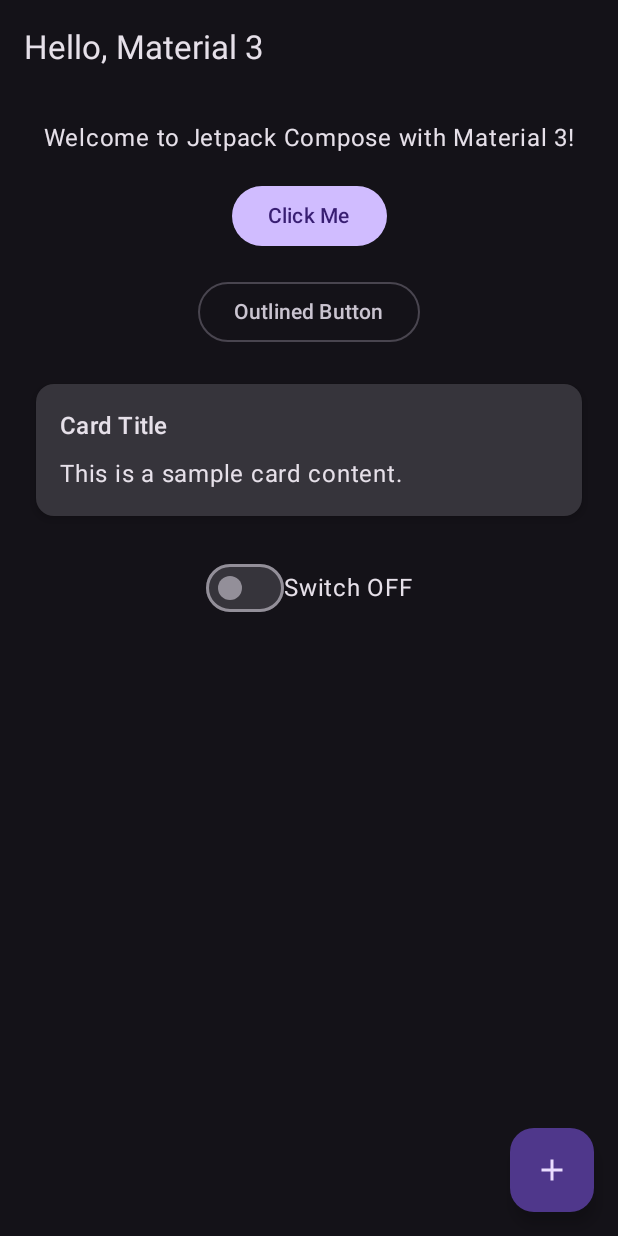
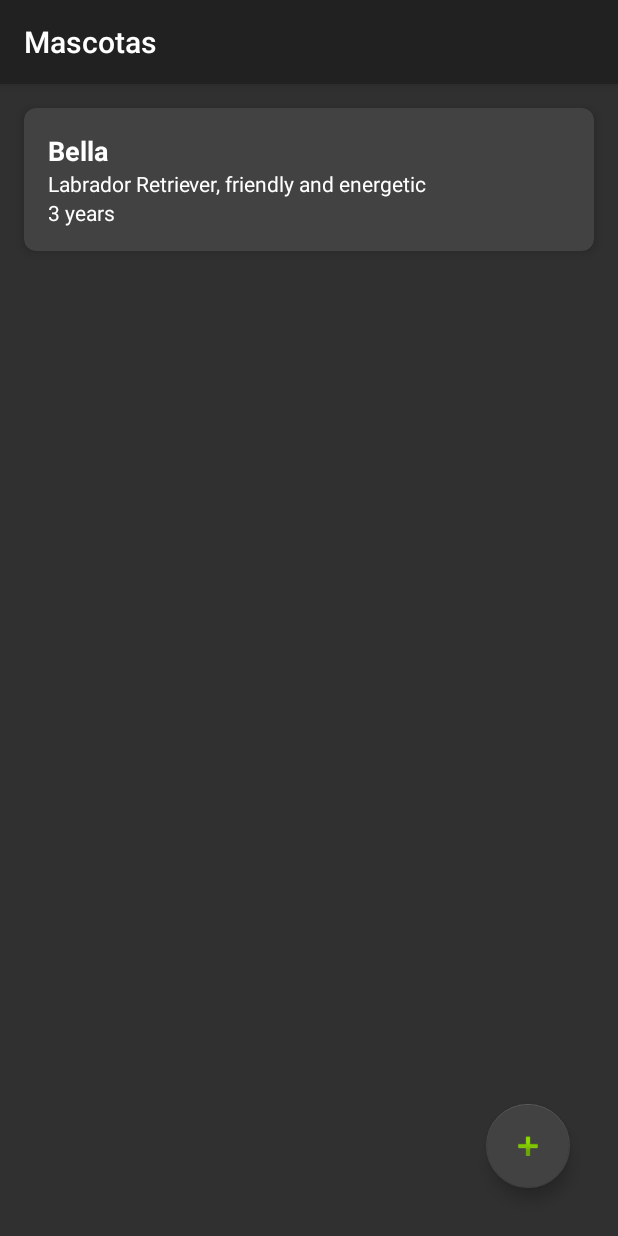
Before and after one commit to gaspardip/electiva-general, an Android app built with Jetpack Compose: the screen it shows after launch (MainActivity), on a phone screen of 412 x 824 dp. Run offline under Robolectric (Android 15) with nearby library versions, the phone set to English and light mode, and no system bars.

Commit message:
Initial commit by Ariel

```diff
--- a/app/build.gradle.kts
+++ b/app/build.gradle.kts
@@ -36,11 +36,15 @@ android {
     }
     buildFeatures {
         compose = true
+        viewBinding = true
     }
 }
 
 dependencies {
 
+    implementation(libs.androidx.recyclerview)
+    implementation(libs.androidx.cardview)
+    implementation(libs.material)
     val composeBom = platform(libs.androidx.compose.bom)
     implementation(composeBom)
     androidTestImplementation(composeBom)
--- /dev/null
+++ b/app/src/main/java/com/um/mascotas/model/PetModel.kt
@@ -0,0 +1,8 @@
+package com.um.mascotas.model
+
+data class PetModel (
+    val name: String,
+    val description: String,
+    val age: String,
+    val giverId: String
+)
--- /dev/null
+++ b/app/src/main/java/com/um/mascotas/model/PetProvider.kt
@@ -0,0 +1,24 @@
+package com.um.mascotas.model
+
+class PetProvider {
+    companion object {
+        val pets = listOf<PetModel>(
+            PetModel("Bella", "Labrador Retriever, friendly and energetic", "3 years", "giver123"),
+            PetModel("Max", "German Shepherd, loyal and protective", "5 years", "giver124"),
+            PetModel("Charlie", "Beagle, curious and playful", "2 years", "giver125"),
+            PetModel("Lucy", "Bulldog, calm and affectionate", "4 years", "giver126"),
+            PetModel("Molly", "Poodle, intelligent and friendly", "1 year", "giver127"),
+            PetModel("Buddy", "Golden Retriever, gentle and loving", "6 years", "giver128"),
+            PetModel("Daisy", "Boxer, energetic and playful", "3 years", "giver129"),
+            PetModel("Lola", "Siberian Husky, active and friendly", "2 years", "giver130"),
+            PetModel("Sophie", "Shih Tzu, affectionate and alert", "4 years", "giver131"),
+            PetModel("Chloe", "Cocker Spaniel, gentle and loving", "5 years", "giver132")
+        );
+
+        fun getRandomPet(): PetModel {
+            val positionToReturn: Int = (0..9).random();
+
+            return pets[positionToReturn];
+        }
+    }
+}
--- a/app/src/main/java/com/um/mascotas/MainActivity.kt
+++ b/app/src/main/java/com/um/mascotas/view/MainActivity.kt
@@ -1,8 +1,11 @@
-package com.um.mascotas
+package com.um.mascotas.view
 
+import android.app.Activity
+import android.content.Intent
 import android.os.Bundle
-import androidx.activity.ComponentActivity
-import androidx.activity.compose.setContent
+import androidx.activity.result.contract.ActivityResultContracts
+import androidx.activity.viewModels
+import androidx.appcompat.app.AppCompatActivity
 import androidx.compose.foundation.layout.Arrangement
 import androidx.compose.foundation.layout.Column
 import androidx.compose.foundation.layout.Row
@@ -18,17 +21,58 @@ import androidx.compose.ui.Alignment
 import androidx.compose.ui.tooling.preview.Preview
 import androidx.compose.ui.Modifier
 import androidx.compose.ui.unit.dp
+import androidx.lifecycle.Observer
+import androidx.recyclerview.widget.LinearLayoutManager
+import androidx.recyclerview.widget.RecyclerView
+import com.um.mascotas.R
+import com.um.mascotas.databinding.ActivityMainBinding
+import com.um.mascotas.view.adapters.ListItemAdapter
+import com.um.mascotas.viewmodel.PetViewModel
 
-class MainActivity : ComponentActivity() {
+
+class MainActivity : AppCompatActivity() {
+    private lateinit var binding: ActivityMainBinding;
+
+    private val petViewModel: PetViewModel by viewModels();
+
+    private var resultLauncher =
+        registerForActivityResult(ActivityResultContracts.StartActivityForResult()) { result ->
+            if (result.resultCode == Activity.RESULT_OK) {
+                // There are no request codes
+                val petName = result.data?.getStringExtra("NEW_PET_NAME")!!
+                val petDescription = result.data?.getStringExtra("NEW_PET_DESCRIPTION")!!
+                val petAge = result.data?.getStringExtra("NEW_PET_AGE")!!
+                val petGiver = result.data?.getStringExtra("NEW_PET_GIVER")!!
+
+                    petViewModel.addPetFromView(petName, petDescription, petAge, petGiver)
+            }
+        }
+
     override fun onCreate(savedInstanceState: Bundle?) {
         super.onCreate(savedInstanceState)
-        setContent {
-            MyApp()
+        binding = ActivityMainBinding.inflate(layoutInflater)
+        setContentView(binding.root)
+
+        val recyclerView: RecyclerView = findViewById(R.id.recyclerView)
+        recyclerView.layoutManager = LinearLayoutManager(this)
+
+        binding.floatingActionButton.setOnClickListener {
+            petViewModel.addRandomPet()
+
+            val intent = Intent(this, AddPet::class.java)
+            resultLauncher.launch(intent);
         }
+
+        petViewModel.petModel.observe(this, Observer { currentPets ->
+            val adapter = ListItemAdapter(petViewModel, currentPets)
+            recyclerView.adapter = adapter
+        });
     }
+
 }
 
-@Composable
+// check bottom
+/*@Composable
 fun MyApp() {
     MaterialTheme(colorScheme = darkColorScheme()) {
         MyMinimalScaffold()
@@ -102,3 +146,4 @@ fun MyMinimalScaffold() {
 fun MyMinimalScaffoldPreview() {
     MyApp()
 }
+*/
--- /dev/null
+++ b/app/src/main/java/com/um/mascotas/view/adapters/ListItemAdapter.kt
@@ -0,0 +1,39 @@
+package com.um.mascotas.view.adapters
+
+import android.view.LayoutInflater
+import android.view.View
+import android.view.ViewGroup
+import android.widget.TextView
+import androidx.recyclerview.widget.RecyclerView
+import com.um.mascotas.R
+import com.um.mascotas.model.PetModel
+import com.um.mascotas.viewmodel.PetViewModel
+
+class ListItemAdapter(private val petViewModel: PetViewModel, private val items: List<PetModel>) :
+    RecyclerView.Adapter<ListItemAdapter.CardViewHolder>() {
+
+    class CardViewHolder(itemView: View) : RecyclerView.ViewHolder(itemView) {
+        val name: TextView = itemView.findViewById(R.id.name)
+        val description: TextView = itemView.findViewById(R.id.description)
+        val age: TextView = itemView.findViewById(R.id.age)
+    }
+
+    override fun onCreateViewHolder(parent: ViewGroup, viewType: Int): CardViewHolder {
+        val view = LayoutInflater.from(parent.context)
+            .inflate(R.layout.list_item, parent, false)
+
+        view.setOnClickListener{
+            petViewModel.addRandomPet()
+        }
+        return CardViewHolder(view)
+    }
+
+    override fun onBindViewHolder(holder: CardViewHolder, position: Int) {
+        val item = items[position]
+        holder.name.text = item.name
+        holder.description.text = item.description
+        holder.age.text = item.age
+    }
+
+    override fun getItemCount(): Int = items.size
+}
--- a/app/src/main/res/layout/activity_main.xml
+++ b/app/src/main/res/layout/activity_main.xml
@@ -5,13 +5,30 @@
     android:id="@+id/main"
     android:layout_width="match_parent"
     android:layout_height="match_parent"
-    tools:context=".MainActivity">
+    tools:context=".view.MainActivity"
+    >
 
-    <TextView
+    <androidx.recyclerview.widget.RecyclerView
+        android:id="@+id/recyclerView"
         android:layout_width="match_parent"
         android:layout_height="match_parent"
-        android:text="Mascotas"
-        android:layout_marginTop="40dp"/>
+        android:padding="8dp"
+        tools:layout_editor_absoluteX="0dp"
+        tools:layout_editor_absoluteY="0dp">
+
+    </androidx.recyclerview.widget.RecyclerView>
+
+    <com.google.android.material.floatingactionbutton.FloatingActionButton
+        android:id="@+id/floatingActionButton"
+        android:layout_width="wrap_content"
+        android:layout_height="wrap_content"
+        android:layout_marginEnd="32dp"
+        android:layout_marginBottom="32dp"
+        android:clickable="true"
+        app:backgroundTint="@color/cardview_dark_background"
+        app:layout_constraintBottom_toBottomOf="@+id/recyclerView"
+        app:layout_constraintEnd_toEndOf="@+id/recyclerView"
+        app:srcCompat="@android:drawable/ic_input_add" />
 
 
 </androidx.constraintlayout.widget.ConstraintLayout>
--- /dev/null
+++ b/app/src/main/res/layout/list_item.xml
@@ -0,0 +1,42 @@
+<?xml version="1.0" encoding="utf-8"?>
+<androidx.cardview.widget.CardView
+    xmlns:android="http://schemas.android.com/apk/res/android"
+    xmlns:app="http://schemas.android.com/apk/res-auto"
+    android:layout_width="match_parent"
+    android:layout_height="wrap_content"
+    android:layout_margin="8dp"
+    app:cardElevation="4dp"
+    android:id="@+id/card_view"
+    app:cardCornerRadius="8dp">
+
+    <LinearLayout
+        android:id="@+id/linear_layout"
+        android:layout_width="match_parent"
+        android:layout_height="wrap_content"
+        android:orientation="vertical"
+        android:padding="16dp">
+
+        <TextView
+            android:id="@+id/name"
+            android:layout_width="wrap_content"
+            android:layout_height="wrap_content"
+            android:textSize="18sp"
+            android:textStyle="bold"
+            android:textColor="@color/textPrimaryColor" />
+
+        <TextView
+            android:id="@+id/description"
+            android:layout_width="wrap_content"
+            android:layout_height="wrap_content"
+            android:textSize="14sp"
+            android:textColor="@color/textPrimaryColor" />
+
+        <TextView
+            android:id="@+id/age"
+            android:layout_width="wrap_content"
+            android:layout_height="wrap_content"
+            android:textSize="14sp"
+            android:textColor="@color/textPrimaryColor" />
+
+    </LinearLayout>
+</androidx.cardview.widget.CardView>
--- a/app/src/main/res/values/colors.xml
+++ b/app/src/main/res/values/colors.xml
@@ -1,4 +1,4 @@
 <?xml version="1.0" encoding="utf-8"?>
 <resources>
-
+    <color name="textPrimaryColor">#fff</color>
 </resources>
--- a/app/src/main/res/values/themes.xml
+++ b/app/src/main/res/values/themes.xml
@@ -1,4 +1,4 @@
 <resources xmlns:tools="http://schemas.android.com/tools">
     <!-- Base application theme -->
-    <style name="Theme.Mascotas" parent="android:Theme.Material.NoActionBar" />
+    <style name="Theme.Mascotas" parent="Theme.AppCompat" />
 </resources>
```
Also changed, not shown: app/src/main/AndroidManifest.xml (+5 -2 lines), app/src/main/java/com/um/mascotas/view/AddPet.kt (added, +35 -0 lines), app/src/main/java/com/um/mascotas/view/LayoutSample.kt (added, +25 -0 lines), app/src/main/java/com/um/mascotas/viewmodel/PetViewModel.kt (added, +34 -0 lines), app/src/main/res/layout/add_pet.xml (added, +64 -0 lines), app/src/main/res/layout/layout_sample.xml (added, +53 -0 lines), gradle/libs.versions.toml (+9 -0 lines).
